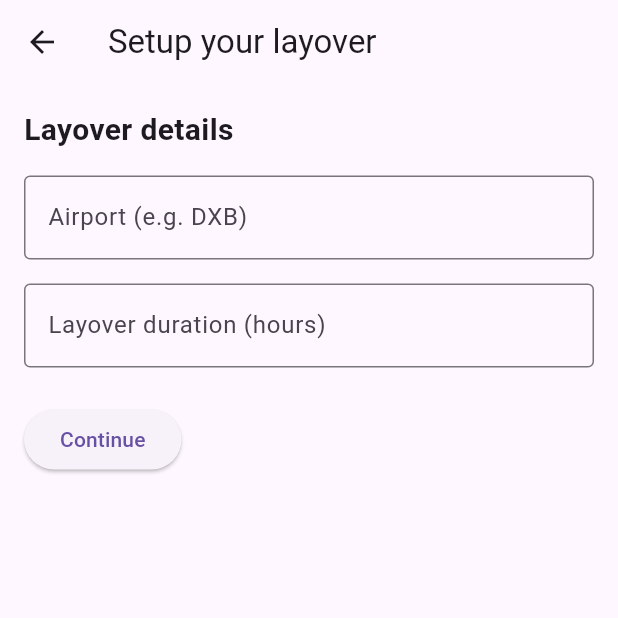
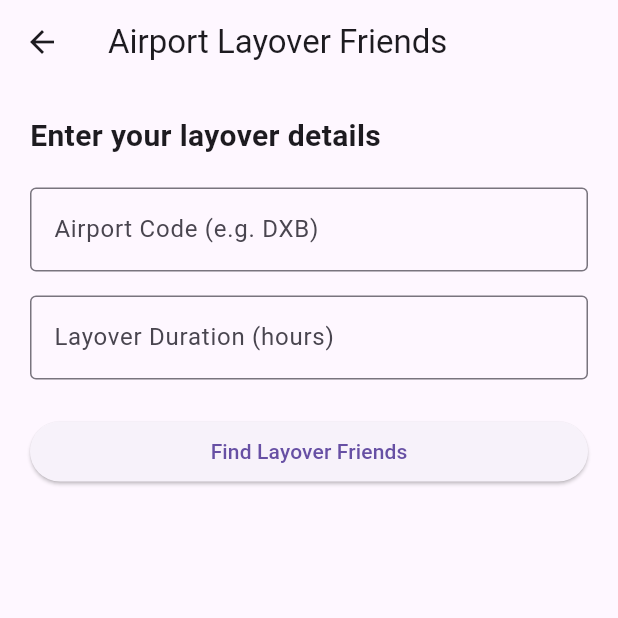
Before and after one commit to musthaqahmedg/layover_friends, a Flutter app: the SetupScreen screen opened directly, on a phone screen of 412 x 824 dp, the top half of it. Run offline on Flutter 3.47's test engine with Material 3 defaults, Android fonts, the light colour scheme and no system bars.

Commit message:
Add initial setup screen

```diff
--- a/lib/main.dart
+++ b/lib/main.dart
@@ -1,18 +1,69 @@
 import 'package:flutter/material.dart';
-import 'screens/home_screen.dart';
 
 void main() {
-  runApp(const MyApp());
+  runApp(const LayoverFriendsApp());
 }
 
-class MyApp extends StatelessWidget {
-  const MyApp({super.key});
+class LayoverFriendsApp extends StatelessWidget {
+  const LayoverFriendsApp({super.key});
 
   @override
   Widget build(BuildContext context) {
-    return const MaterialApp(
+    return MaterialApp(
       debugShowCheckedModeBanner: false,
-      home: LayoverSetupScreen(),
+      title: 'Layover Friends',
+      theme: ThemeData(primarySwatch: Colors.indigo),
+      home: const SetupScreen(),
     );
   }
 }
+
+class SetupScreen extends StatelessWidget {
+  const SetupScreen({super.key});
+
+  @override
+  Widget build(BuildContext context) {
+    return Scaffold(
+      appBar: AppBar(title: const Text('Airport Layover Friends')),
+      body: Padding(
+        padding: const EdgeInsets.all(20),
+        child: Column(
+          crossAxisAlignment: CrossAxisAlignment.stretch,
+          children: [
+            const Text(
+              'Enter your layover details',
+              style: TextStyle(fontSize: 20, fontWeight: FontWeight.bold),
+            ),
+            const SizedBox(height: 20),
+
+            TextField(
+              decoration: const InputDecoration(
+                labelText: 'Airport Code (e.g. DXB)',
+                border: OutlineInputBorder(),
+              ),
+            ),
+            const SizedBox(height: 16),
+
+            TextField(
+              keyboardType: TextInputType.number,
+              decoration: const InputDecoration(
+                labelText: 'Layover Duration (hours)',
+                border: OutlineInputBorder(),
+              ),
+            ),
+            const SizedBox(height: 24),
+
+            ElevatedButton(
+              onPressed: () {
+                ScaffoldMessenger.of(context).showSnackBar(
+                  const SnackBar(content: Text('Finding layover friends...')),
+                );
+              },
+              child: const Text('Find Layover Friends'),
+            ),
+          ],
+        ),
+      ),
+    );
+  }
+}
```
